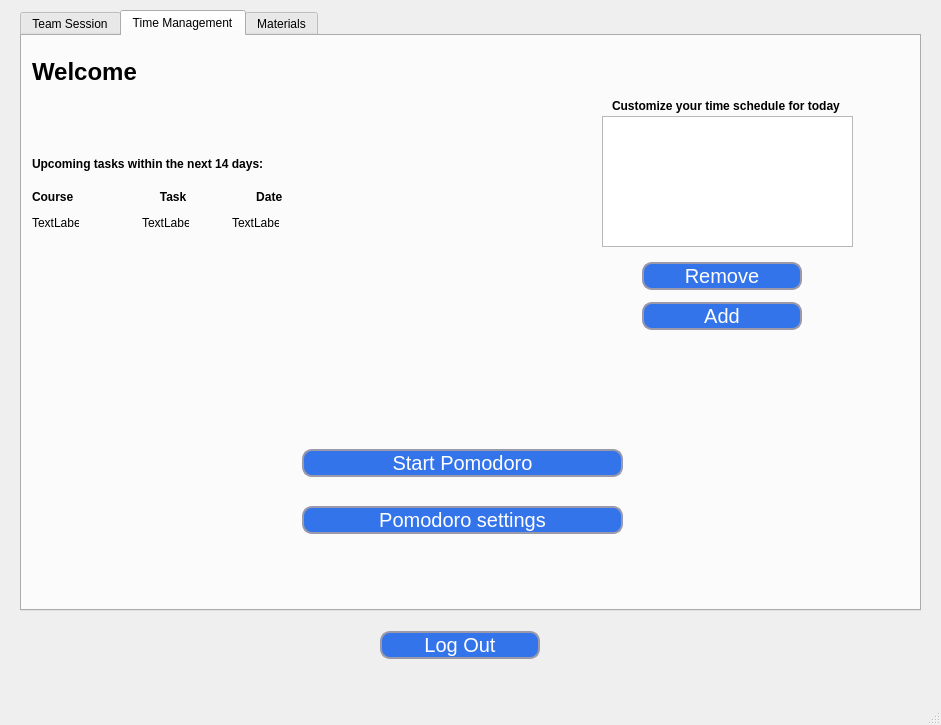
The window that gui_main_window.ui (zgjimzhubajj/Student-Assistant) describes before a commit, drawn with Qt 5.
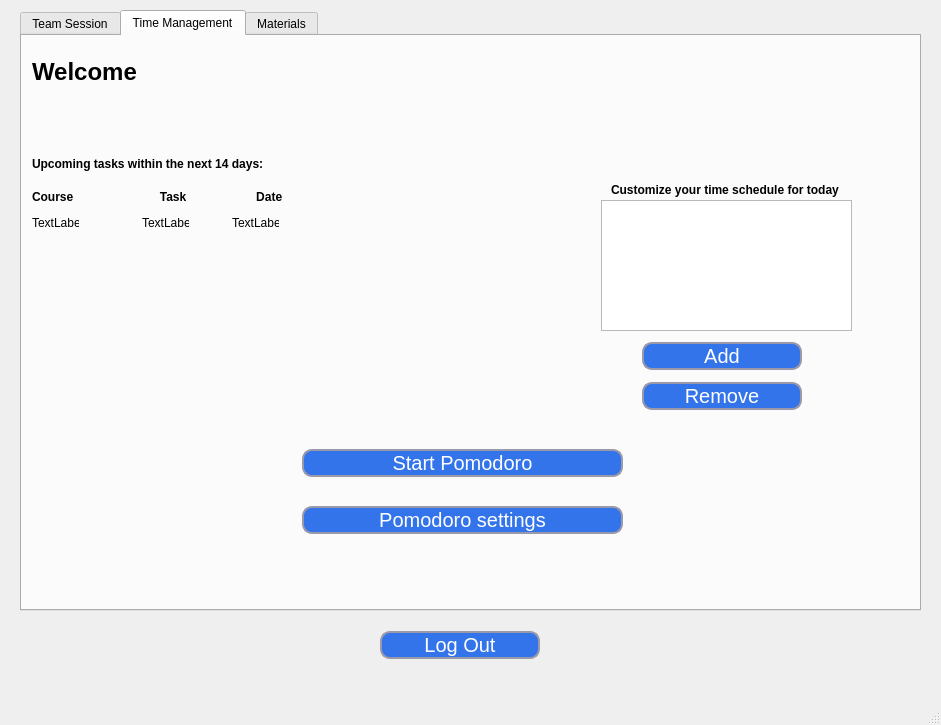
The same window after the commit.

Diff of the .ui file:
```diff
--- a/gui_main_window.ui
+++ b/gui_main_window.ui
@@ -280,8 +280,8 @@
      <widget class="QListWidget" name="list_widget_tm_time_schedule">
       <property name="geometry">
        <rect>
-        <x>580</x>
-        <y>80</y>
+        <x>579</x>
+        <y>164</y>
         <width>251</width>
         <height>131</height>
        </rect>
@@ -290,8 +290,8 @@
      <widget class="QLabel" name="label">
       <property name="geometry">
        <rect>
-        <x>590</x>
-        <y>60</y>
+        <x>589</x>
+        <y>144</y>
         <width>281</width>
         <height>20</height>
        </rect>
@@ -408,55 +408,12 @@
       <property name="geometry">
        <rect>
         <x>620</x>
-        <y>220</y>
+        <y>300</y>
         <width>160</width>
         <height>80</height>
        </rect>
       </property>
       <layout class="QVBoxLayout" name="verticalLayout_2">
-       <item>
-        <widget class="QPushButton" name="btn_tm_remove_activity">
-         <property name="font">
-          <font>
-           <family>MS Sans Serif</family>
-           <pointsize>15</pointsize>
-          </font>
-         </property>
-         <property name="styleSheet">
-          <string notr="true">QPushButton {
-	border-style: solid;
-	border-width: 2px;
-	border-color: #9999aa;
-	border-radius: 10px;
-	color: white;
-	background-color: #3474eb
-}
-
-QPushButton:enabled {
-	background-color: #3474eb
-	color: white;
-}
-
-QPushButton:pressed {
-	background-color: #0d2f72;
-	color: #fffffe;
-}
-
-QPushButton:hover:!pressed {
-	background-color: E1F4FF;
-	color: 0c2f70;
-}
-
-QPushButton:disabled {
-	background-color: #aaaaaa;
-	color: #ffffff;
-}</string>
-         </property>
-         <property name="text">
-          <string>Remove</string>
-         </property>
-        </widget>
-       </item>
        <item>
         <widget class="QPushButton" name="btn_tm_add_activity">
          <property name="font">
@@ -500,6 +457,49 @@
          </property>
         </widget>
        </item>
+       <item>
+        <widget class="QPushButton" name="btn_tm_remove_activity">
+         <property name="font">
+          <font>
+           <family>MS Sans Serif</family>
+           <pointsize>15</pointsize>
+          </font>
+         </property>
+         <property name="styleSheet">
+          <string notr="true">QPushButton {
+	border-style: solid;
+	border-width: 2px;
+	border-color: #9999aa;
+	border-radius: 10px;
+	color: white;
+	background-color: #3474eb
+}
+
+QPushButton:enabled {
+	background-color: #3474eb
+	color: white;
+}
+
+QPushButton:pressed {
+	background-color: #0d2f72;
+	color: #fffffe;
+}
+
+QPushButton:hover:!pressed {
+	background-color: E1F4FF;
+	color: 0c2f70;
+}
+
+QPushButton:disabled {
+	background-color: #aaaaaa;
+	color: #ffffff;
+}</string>
+         </property>
+         <property name="text">
+          <string>Remove</string>
+         </property>
+        </widget>
+       </item>
       </layout>
      </widget>
     </widget>
```
Left out of the diff: 2 changed lines with no effect on the pictures.
